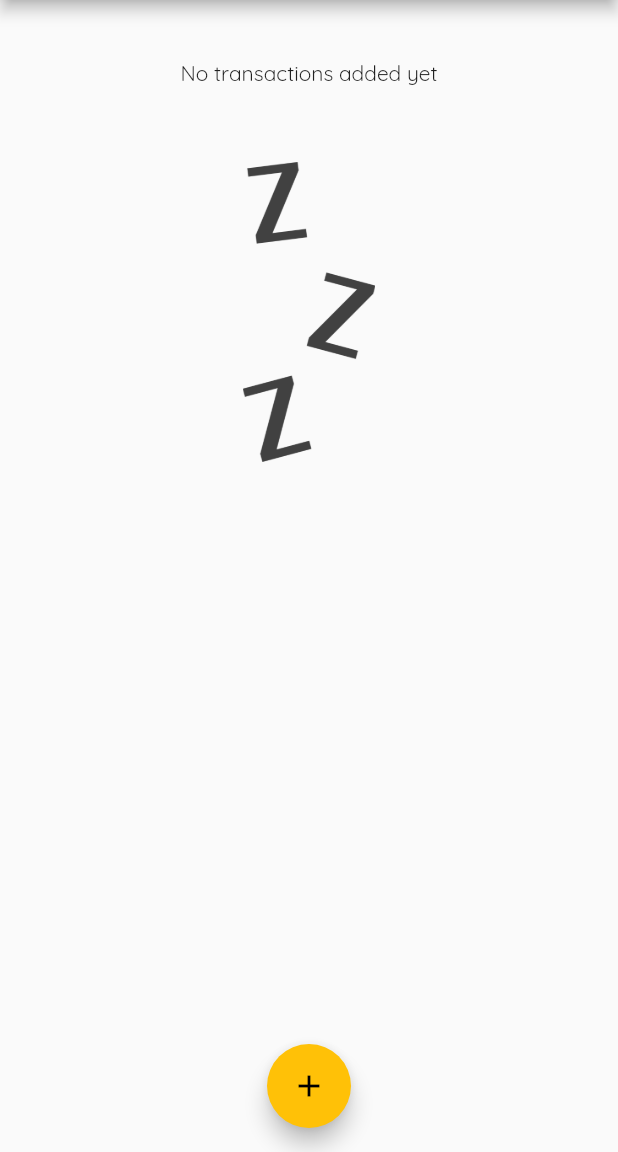
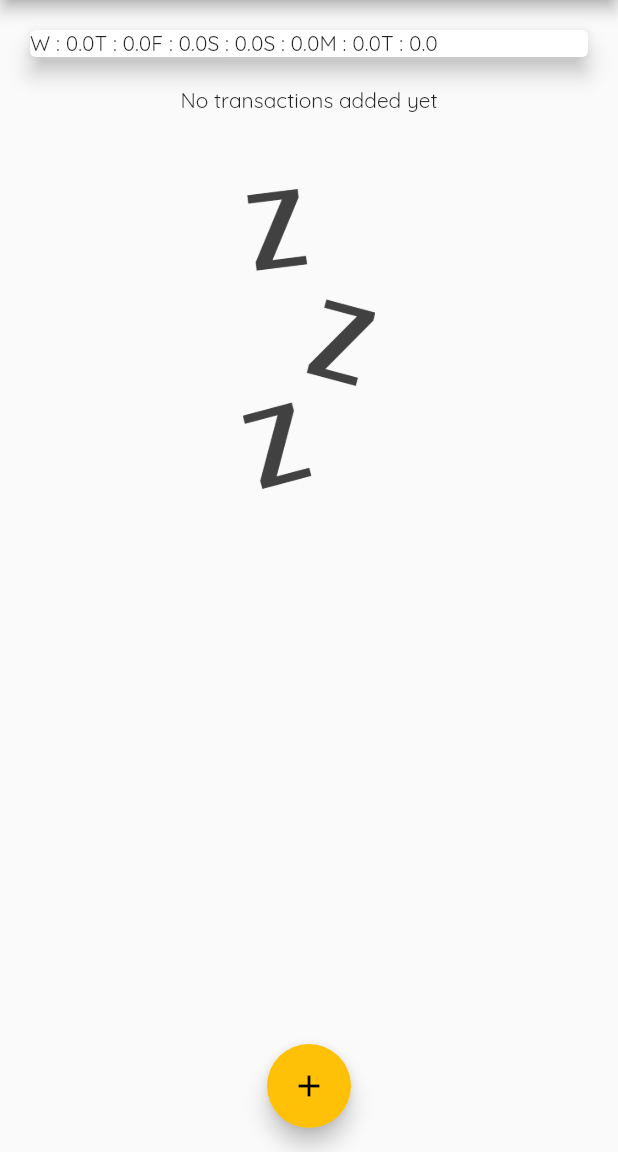
Before and after one commit to lukasmyth96/flutter_expense_tracker, a Flutter app: the screen it shows after launch, on a phone screen of 412 x 824 dp, the part 84-1236 px from its top. Run offline on Flutter 3.47's test engine with Material 2 defaults, Android fonts, the phone set to English and light mode, and no system bars.

Commit message:
placeholder for chart data

```diff
--- a/lib/widgets/chart.dart
+++ b/lib/widgets/chart.dart
@@ -14,7 +14,7 @@ class Chart extends StatelessWidget {
         Duration(days: index),
       );
 
-      double totalSum;
+      var totalSum = 0.0;
 
       for (var i = 0; i < recentTransactions.length; i++) {
         if ((recentTransactions[i].date.day == weekDay.day) &&
@@ -24,17 +24,23 @@ class Chart extends StatelessWidget {
         }
       }
 
-      return {'day': DateFormat.E(weekDay), 'amount': totalSum};
+      print(DateFormat.E().format(weekDay));
+      print(totalSum);
+
+      return {'day': DateFormat.E().format(weekDay).substring(0, 1), 'amount': totalSum};
     });
   }
 
   @override
   Widget build(BuildContext context) {
+    print(groupedTransactionValues);
     return Card(
       elevation: 6,
       margin: EdgeInsets.all(20),
       child: Row(
-        children: <Widget>[],
+        children: groupedTransactionValues
+            .map((tx) => Text('${tx['day']} : ${tx['amount'].toString()}'))
+            .toList().reversed.toList(),
       ),
     );
   }
```
